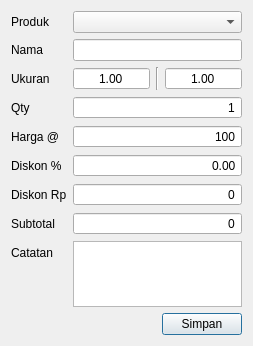
Above: src/dialogs/orderitemdialog.ui from AyahnaSyahid/LazyMins before the change. Below: the same form after it.
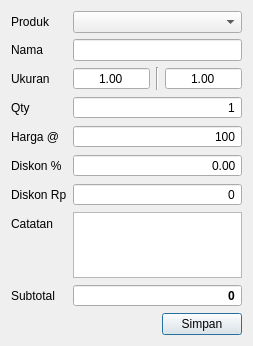
That is the form after the change. Custom widgets are drawn as their Qt base class.

Commit message: dengan level_price nego, kita bisa stel harga ~0

The edit to the form file:
```diff
--- a/src/dialogs/orderitemdialog.ui
+++ b/src/dialogs/orderitemdialog.ui
@@ -203,39 +203,13 @@
       </widget>
      </item>
      <item row="7" column="0">
-      <widget class="QLabel" name="subtotalLabel">
-       <property name="text">
-        <string>Subtotal</string>
-       </property>
-      </widget>
-     </item>
-     <item row="7" column="1">
-      <widget class="QSpinBox" name="subtotalSpinBox">
-       <property name="alignment">
-        <set>Qt::AlignmentFlag::AlignRight|Qt::AlignmentFlag::AlignTrailing|Qt::AlignmentFlag::AlignVCenter</set>
-       </property>
-       <property name="readOnly">
-        <bool>true</bool>
-       </property>
-       <property name="buttonSymbols">
-        <enum>QAbstractSpinBox::ButtonSymbols::NoButtons</enum>
-       </property>
-       <property name="showGroupSeparator" stdset="0">
-        <bool>true</bool>
-       </property>
-       <property name="maximum">
-        <number>99999999</number>
-       </property>
-      </widget>
-     </item>
-     <item row="8" column="0">
       <widget class="QLabel" name="catatanLabel">
        <property name="text">
         <string>Catatan</string>
        </property>
       </widget>
      </item>
-     <item row="8" column="1">
+     <item row="7" column="1">
       <widget class="QPlainTextEdit" name="notesTextEdit">
        <property name="maximumSize">
         <size>
@@ -245,6 +219,37 @@
        </property>
       </widget>
      </item>
+     <item row="8" column="0">
+      <widget class="QLabel" name="subtotalLabel">
+       <property name="text">
+        <string>Subtotal</string>
+       </property>
+      </widget>
+     </item>
+     <item row="8" column="1">
+      <widget class="QSpinBox" name="subtotalSpinBox">
+       <property name="font">
+        <font>
+         <bold>true</bold>
+        </font>
+       </property>
+       <property name="alignment">
+        <set>Qt::AlignmentFlag::AlignRight|Qt::AlignmentFlag::AlignTrailing|Qt::AlignmentFlag::AlignVCenter</set>
+       </property>
+       <property name="readOnly">
+        <bool>true</bool>
+       </property>
+       <property name="buttonSymbols">
+        <enum>QAbstractSpinBox::ButtonSymbols::NoButtons</enum>
+       </property>
+       <property name="showGroupSeparator" stdset="0">
+        <bool>true</bool>
+       </property>
+       <property name="maximum">
+        <number>99999999</number>
+       </property>
+      </widget>
+     </item>
     </layout>
    </item>
    <item alignment="Qt::AlignmentFlag::AlignRight">
```
Left out of the diff: 16 changed lines with no effect on the pictures. The commit also changes 1 other file.
